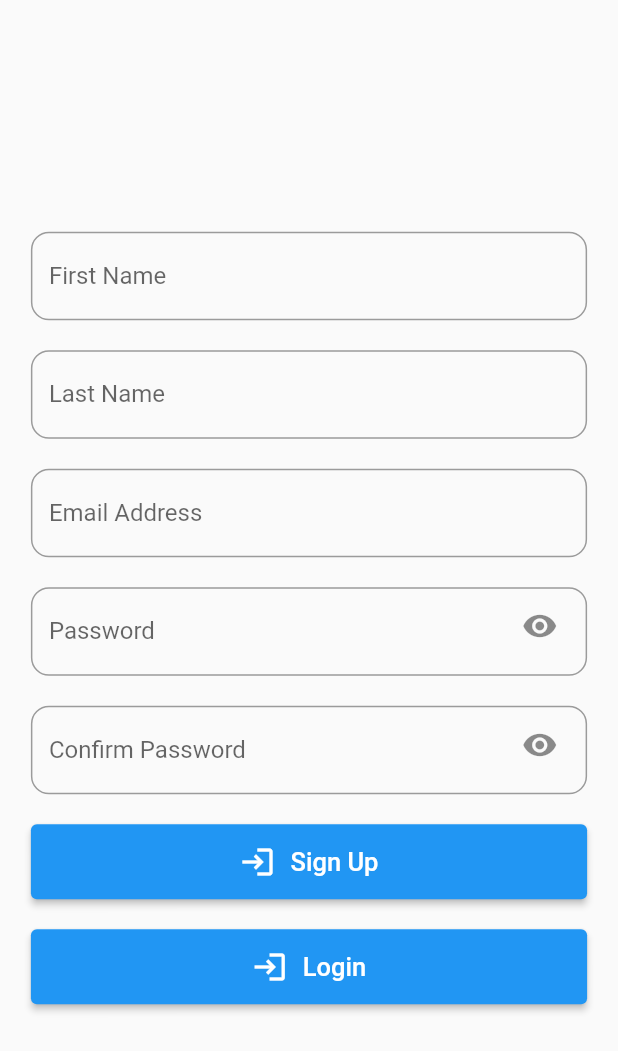
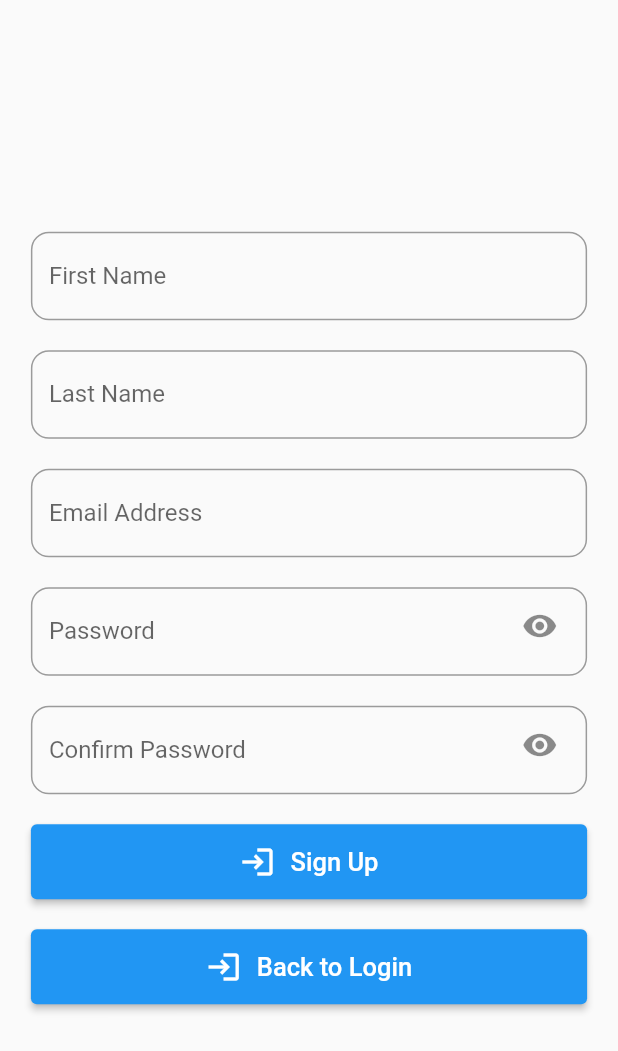
Before and after one commit to johndaves6240/mobileDevelopment_midtermTask, a Flutter app: the SignupScreen screen opened by its route, on a phone screen of 412 x 824 dp. Shown: the top 1051 px of the screen. Run offline on Flutter 3.47's test engine with Material 2 defaults, Android fonts, the phone set to English and light mode, and no system bars.

Commit message:
new commit

```diff
--- a/lib/screens/SignupScreen.dart
+++ b/lib/screens/SignupScreen.dart
@@ -83,7 +83,7 @@ class _SignupScreenState extends State<SignupScreen> {
                       height: 20.0,
                     ),
                     SecondaryButton(
-                      text: "Login",
+                      text: "Back to Login",
                       iconData: Icons.login,
                       onPress: () {
                         Navigator.pushNamed(context, LoginScreen.routeName);
```
